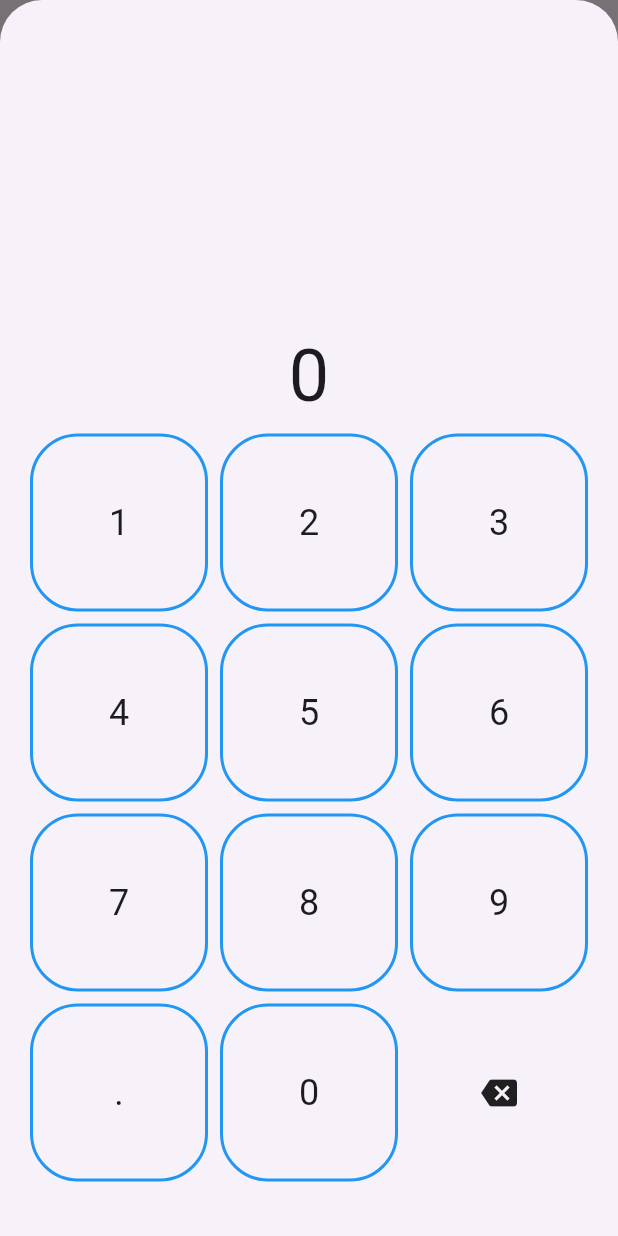
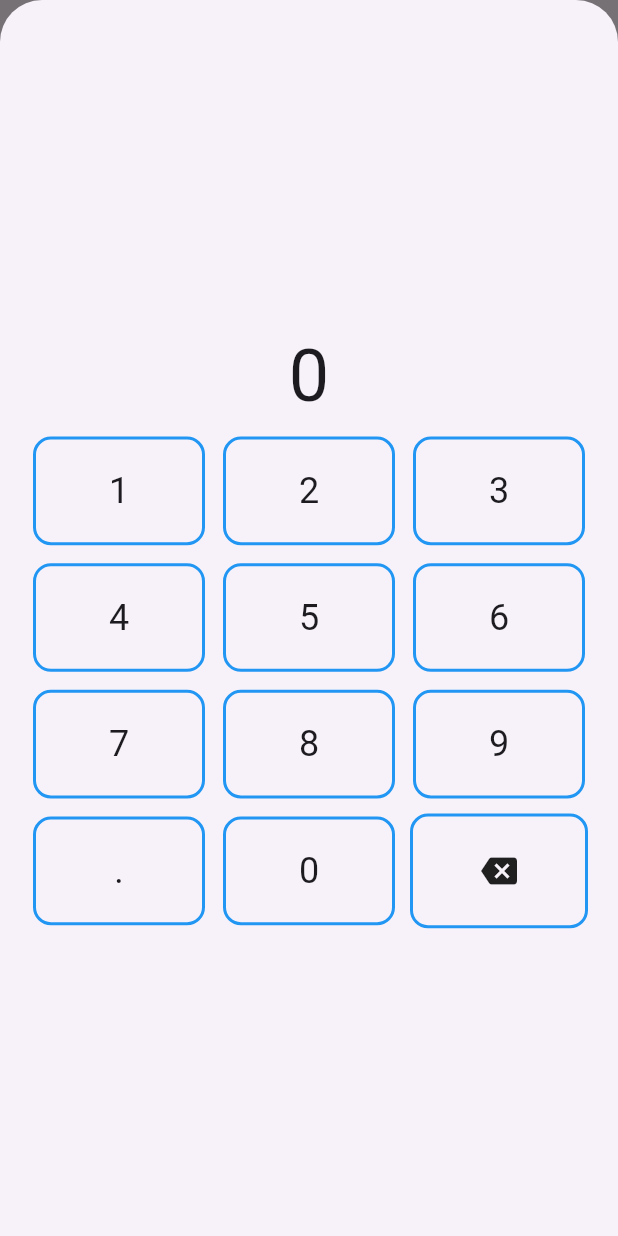
Before and after one commit to c-abbott/big_spender, a Flutter app: the screen it shows after launch, after a tap on the "add" icon, on a phone screen of 412 x 824 dp. Run offline on Flutter 3.47's test engine with Material 2 defaults, Android fonts, the phone set to English and light mode, and no system bars.

Commit message:
Fixed margin between number pad buttons

```diff
--- a/lib/widgets/num_pad.dart
+++ b/lib/widgets/num_pad.dart
@@ -36,20 +36,18 @@ class _NumPadState extends State<NumPad> {
         _append(value);
       },
       child: Container(
-        margin: const EdgeInsets.all(4.0), // Space between buttons
-        width: 80, // Set the width
-        height: 40, // Set the height
+        margin: const EdgeInsets.all(6.0), // Here
         decoration: BoxDecoration(
           border: Border.all(
-            color: Colors.blue, // Specify the border color
-            width: 2.0, // Specify the border thickness
+            color: Colors.blue,
+            width: 2.0,
           ),
-          borderRadius: BorderRadius.circular(32), // Border radius
+          borderRadius: BorderRadius.circular(12),
         ),
         alignment: Alignment.center,
         child: Text(
           value,
-          style: const TextStyle(fontSize: 24), // adjust font size as necessary
+          style: const TextStyle(fontSize: 24),
         ),
       ),
     );
@@ -66,15 +64,28 @@ class _NumPadState extends State<NumPad> {
         Expanded(
           child: GridView.count(
             crossAxisCount: 3,
+            childAspectRatio: 3 / 2,
             children: <Widget>[
               for (var i = 1; i < 10; i++) _numButton(i.toString()),
               _numButton("."),
               _numButton("0"),
-              GestureDetector(
-                onTap: _delete,
-                child: Container(
-                  alignment: Alignment.center,
-                  child: const Icon(Icons.backspace),
+              Container(
+                margin: const EdgeInsets.all(4.0), // And here
+                child: GestureDetector(
+                  onTap: _delete,
+                  child: DecoratedBox(
+                    decoration: BoxDecoration(
+                      border: Border.all(
+                        color: Colors.blue,
+                        width: 2.0,
+                      ),
+                      borderRadius: BorderRadius.circular(12),
+                    ),
+                    child: Container(
+                      alignment: Alignment.center,
+                      child: const Icon(Icons.backspace),
+                    ),
+                  ),
                 ),
               ),
             ],
```
